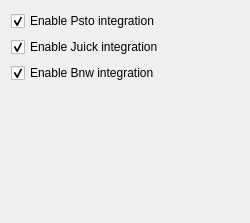
euroelessar/qutim, file plugins/blogimprover/src/blogimproversettings.ui: the form before one commit.
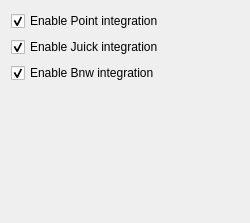
The form after the commit.

Commit message: [blogimprover] Psto -> Point

Patch:
```diff
--- a/plugins/blogimprover/src/blogimproversettings.ui
+++ b/plugins/blogimprover/src/blogimproversettings.ui
@@ -20,7 +20,7 @@
    <item row="0" column="0">
     <widget class="QCheckBox" name="enablePstoIntegration">
      <property name="text">
-      <string>Enable Psto integration</string>
+      <string>Enable Point integration</string>
      </property>
      <property name="checked">
       <bool>true</bool>
```
The commit also changes 1 other file.
